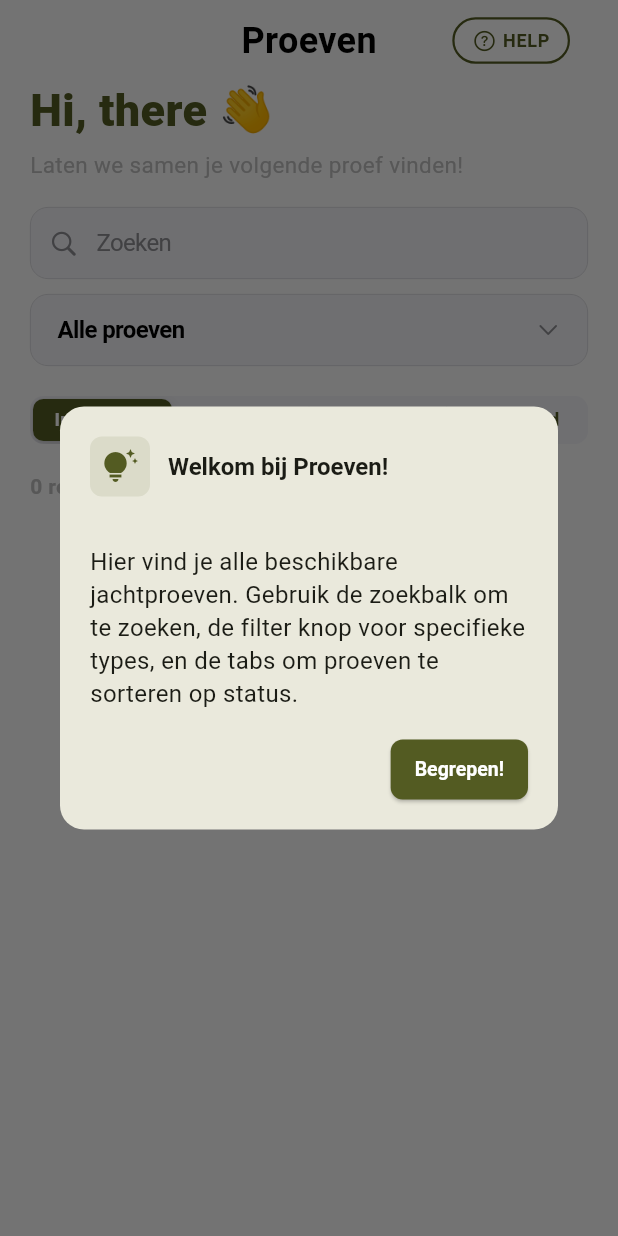
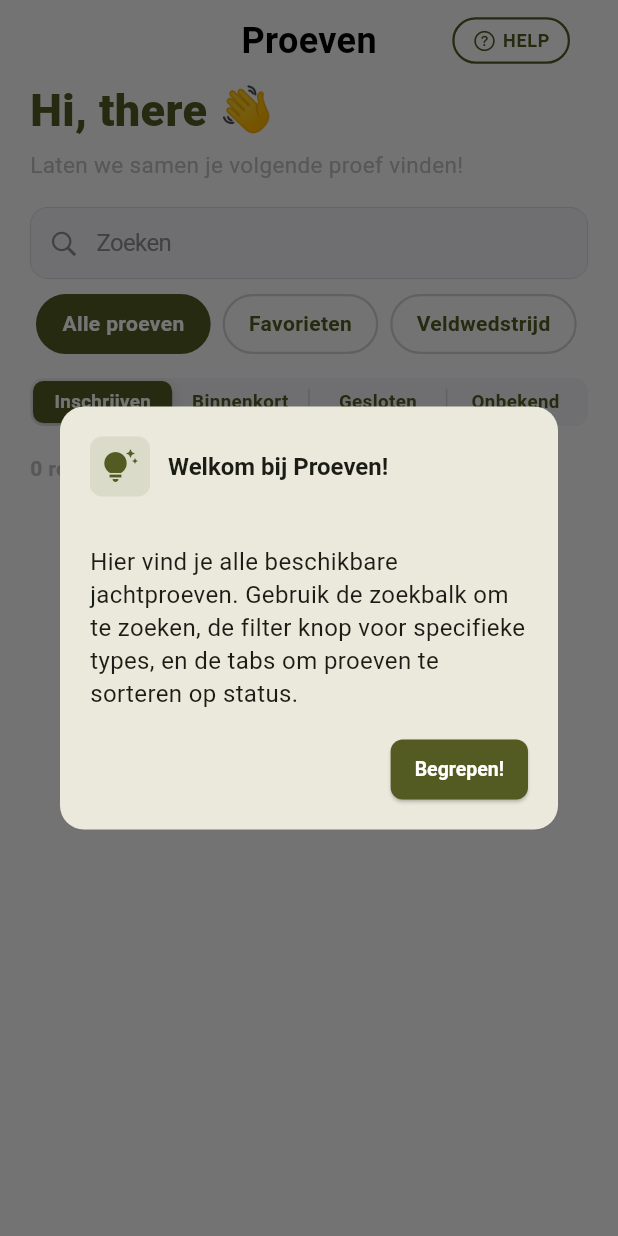
Before and after one commit to floris77/jachtproef-alert, a Flutter app: the ProevenListPage screen opened directly, on a phone screen of 412 x 824 dp. Run offline on Flutter 3.47's test engine with Material 3 defaults, Android fonts, the phone set to English and light mode, and no system bars; our stand-ins replace cloud_firestore, device_info_plus, firebase_analytics, firebase_auth, firebase_core, firebase_crashlytics and 7 more; missing offline and left inert: add_2_calendar, firebase_performance; accounts and stored records are empty; Roboto replaces fonts that are missing (Arial); statements that could not run were skipped.

Commit message:
Improve filter UI with horizontal scrollable chips
- Replaced dropdown filter picker with horizontal scrollable chips
- All filter options now visible upfront instead of hidden in dropdown
- Better visual design with pill-shaped chips that highlight selected filter
- Removed unused _showFilterPicker() and _isFilterActive() methods
- More user-friendly interface that matches modern app design patterns

```diff
--- a/lib/screens/proeven_main_page.dart
+++ b/lib/screens/proeven_main_page.dart
@@ -742,43 +742,47 @@
                                   },
                                 ),
                               ),
+                              // Horizontal Scrollable Filter Chips - shows all options upfront
                               Container(
-                                height: 48,
-                                margin: const EdgeInsets.only(bottom: 4),
+                                height: 40,
+                                child: ListView.builder(
+                                  scrollDirection: Axis.horizontal,
+                                  itemCount: matchTypes.length,
+                                  itemBuilder: (context, index) {
+                                    final type = matchTypes[index];
+                                    final isSelected = selectedFilter == type;
+
+                                    return Container(
+                                      margin: EdgeInsets.only(right: 8, left: index == 0 ? 4 : 0),
+                                      child: GestureDetector(
+                                        onTap: () {
+                                          setState(() {
+                                            selectedFilter = type;
+                                            selectedTypes = [type];
+                                          });
+                                        },
+                                        child: Container(
+                                          padding: const EdgeInsets.symmetric(horizontal: 16, vertical: 8),
                                           decoration: BoxDecoration(
-                                  color: _isFilterActive() ? kMainColor.withOpacity(0.10) : CupertinoColors.systemGrey6,
-                                  borderRadius: BorderRadius.circular(12),
+                                            color: isSelected ? kMainColor : Colors.transparent,
+                                            borderRadius: BorderRadius.circular(20),
                                             border: Border.all(
-                                    color: _isFilterActive() ? kMainColor : CupertinoColors.systemGrey4,
-                                    width: _isFilterActive() ? 1.5 : 0.5,
+                                              color: isSelected ? kMainColor : CupertinoColors.systemGrey4,
+                                              width: 1.5,
                                             ),
                                           ),
-                                child: CupertinoButton(
-                                  padding: const EdgeInsets.symmetric(horizontal: 18),
-                                  onPressed: () {
-                                    _showFilterPicker();
-                                  },
-                                  child: Row(
-                                    mainAxisAlignment: MainAxisAlignment.spaceBetween,
-                                    children: [
-                                      Expanded(
                                           child: Text(
-                                          selectedFilter,
+                                            type,
                                             style: TextStyle(
-                                            color: _isFilterActive() ? kMainColor : CupertinoColors.label,
+                                              color: isSelected ? Colors.white : kMainColor,
                                               fontWeight: FontWeight.w600,
-                                            fontSize: 16,
-                                          ),
-                                          overflow: TextOverflow.ellipsis,
+                                              fontSize: 14,
                                             ),
                                           ),
-                                      Icon(
-                                        CupertinoIcons.chevron_down,
-                                        color: _isFilterActive() ? kMainColor : CupertinoColors.systemGrey,
-                                        size: 16,
                                         ),
-                                    ],
                                       ),
+                                    );
+                                  },
                                 ),
                               ),
                             ],
@@ -921,71 +925,7 @@
     );
   }
 
-  // Helper method to determine if a filter is active
-  bool _isFilterActive() {
-    return selectedFilter != 'Alle proeven';
-  }
-
-  // iOS-style filter picker
-  void _showFilterPicker() {
-    showCupertinoModalPopup<void>(
-      context: context,
-      builder: (BuildContext context) => Container(
-        height: 300,
-        padding: const EdgeInsets.only(top: 6.0),
-        margin: EdgeInsets.only(
-          bottom: MediaQuery.of(context).viewInsets.bottom,
-        ),
-        color: CupertinoColors.systemBackground.resolveFrom(context),
-        child: SafeArea(
-          top: false,
-          child: Column(
-            children: [
-              Container(
-                width: 40,
-                height: 4,
-                margin: const EdgeInsets.only(bottom: 8),
-                decoration: BoxDecoration(
-                  color: CupertinoColors.systemGrey4,
-                  borderRadius: BorderRadius.circular(2),
-                ),
-              ),
-              Expanded(
-                child: CupertinoPicker(
-                  magnification: 1.2,
-                  squeeze: 1.2,
-                  useMagnifier: true,
-                  itemExtent: 50,
-                  scrollController: FixedExtentScrollController(
-                    initialItem: matchTypes.indexOf(selectedFilter),
-                  ),
-                  onSelectedItemChanged: (int selectedIndex) {
-                    setState(() {
-                      selectedFilter = matchTypes[selectedIndex];
-                      selectedTypes = [matchTypes[selectedIndex]];
-                    });
-                  },
-                  children: List<Widget>.generate(matchTypes.length, (int index) {
-                    final isFavorite = matchTypes[index] == 'Favorieten';
-                    return Center(
-                      child: Text(
-                        matchTypes[index],
-                        style: TextStyle(
-                          fontSize: 16,
-                          fontWeight: isFavorite ? FontWeight.bold : FontWeight.w500,
-                          color: isFavorite ? kMainColor : CupertinoColors.label,
-                        ),
-                      ),
-                    );
-                  }),
-                ),
-              ),
-            ],
-          ),
-        ),
-      ),
-    );
-  }
+  // Removed unused filter picker methods - now using horizontal scrollable chips
 
   // Helper method to get filtered matches
   List<Map<String, dynamic>> _getFilteredMatches(List<Map<String, dynamic>> matches) {
```
Lines whose indentation alone changed are shown as unchanged.
